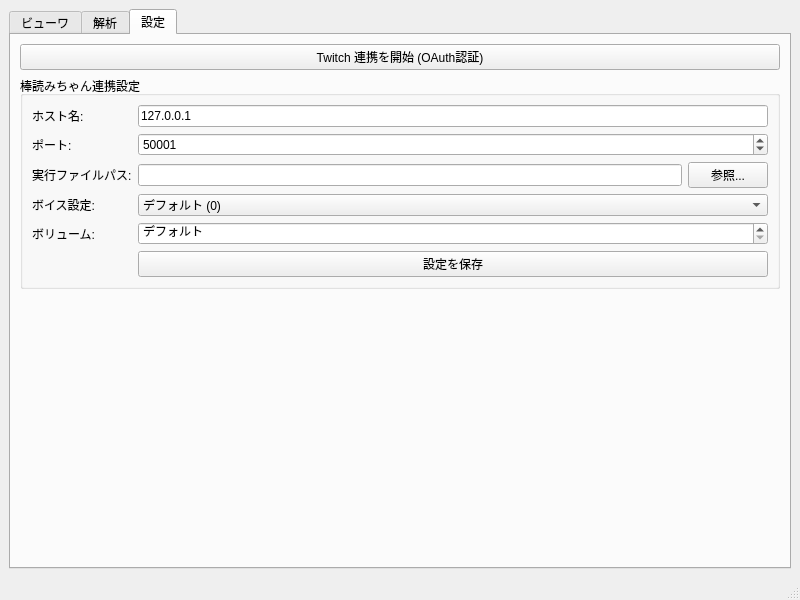
Before: the Qt Designer form src/MainWindow.ui in BLUE000/TwitchCommentViewer, drawn with Qt 5.
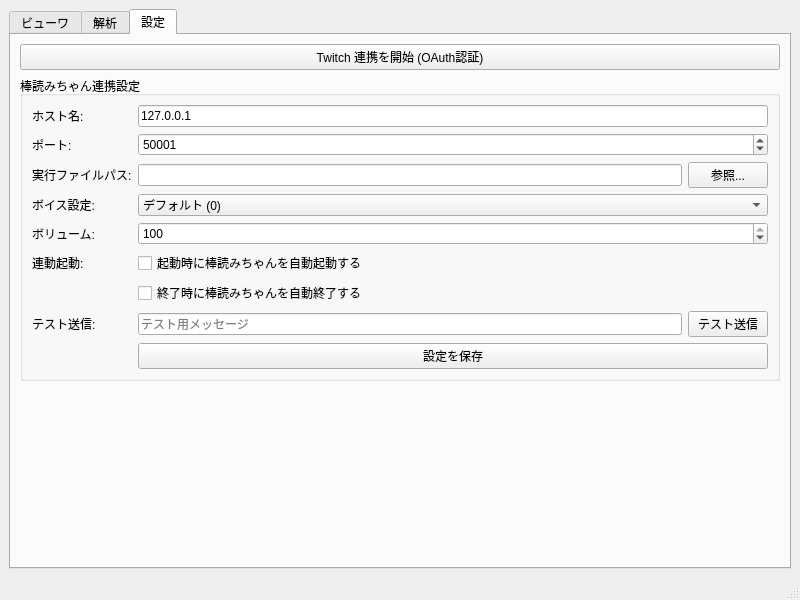
After: the same form once the commit is applied. The open tabs and pages were chosen to show the change.

Commit message: feat: add Bouyomi-chan auto-start/stop and test send button

```diff
--- a/src/MainWindow.ui
+++ b/src/MainWindow.ui
@@ -123,11 +123,45 @@
             <widget class="QSpinBox" name="spinBouyomiVolume">
              <property name="minimum"><number>-1</number></property>
              <property name="maximum"><number>100</number></property>
-             <property name="value"><number>-1</number></property>
+             <property name="value"><number>100</number></property>
              <property name="specialValueText"><string>デフォルト</string></property>
             </widget>
            </item>
+           <item row="5" column="0">
+            <widget class="QLabel" name="labelAutoStart">
+             <property name="text"><string>連動起動:</string></property>
+            </widget>
+           </item>
            <item row="5" column="1">
+            <widget class="QCheckBox" name="chkBouyomiAutoStart">
+             <property name="text"><string>起動時に棒読みちゃんを自動起動する</string></property>
+            </widget>
+           </item>
+           <item row="6" column="1">
+            <widget class="QCheckBox" name="chkBouyomiAutoStop">
+             <property name="text"><string>終了時に棒読みちゃんを自動終了する</string></property>
+            </widget>
+           </item>
+           <item row="7" column="0">
+            <widget class="QLabel" name="labelTest">
+             <property name="text"><string>テスト送信:</string></property>
+            </widget>
+           </item>
+           <item row="7" column="1">
+            <layout class="QHBoxLayout" name="horizontalLayoutTest">
+             <item>
+              <widget class="QLineEdit" name="editBouyomiTestText">
+               <property name="placeholderText"><string>テスト用メッセージ</string></property>
+              </widget>
+             </item>
+             <item>
+              <widget class="QPushButton" name="btnTestBouyomi">
+               <property name="text"><string>テスト送信</string></property>
+              </widget>
+             </item>
+            </layout>
+           </item>
+           <item row="8" column="1">
             <widget class="QPushButton" name="btnSaveBouyomi">
              <property name="text"><string>設定を保存</string></property>
             </widget>
```
The commit also changes 8 other files.
